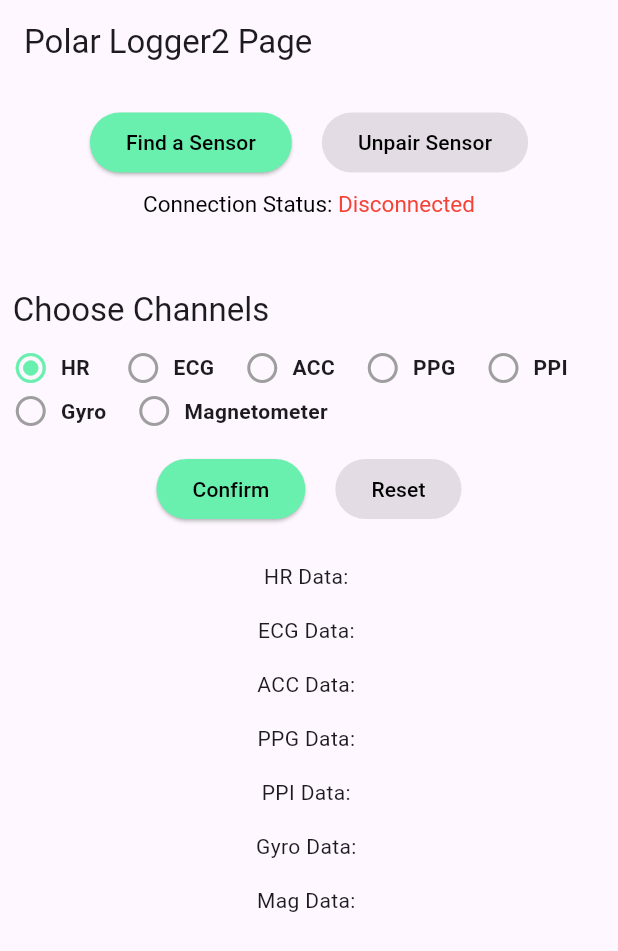
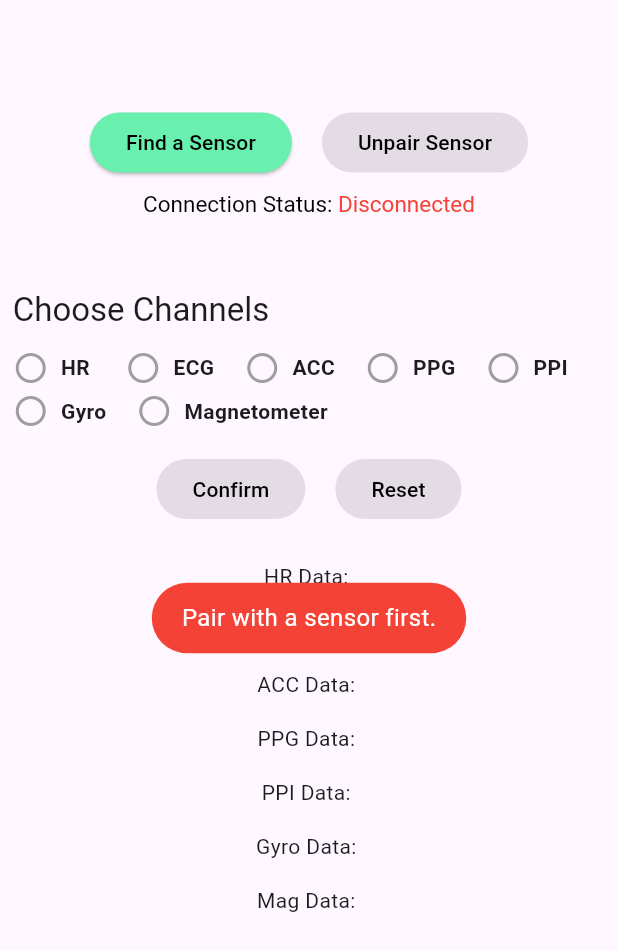
Before and after one commit to AttentiveHub/ppg_android, a Flutter app: the screen it shows after launch, after a tap on "HR", on a phone screen of 412 x 824 dp. Shown: the top 951 px of the screen. Run offline on Flutter 3.47's test engine with Material 3 defaults, Android fonts, the phone set to English and light mode, and no system bars; our stand-ins replace fluttertoast.

```diff
--- /dev/null
+++ b/lib/ChannelSelectionModel.dart
@@ -0,0 +1,17 @@
+import 'package:flutter/cupertino.dart';
+
+class ChannelSelectionModel extends ChangeNotifier {
+  List<String>? _selectedChannels;
+
+  List<String>? get selectedChannels => _selectedChannels;
+
+  void setSelectedChannels(List<String> channels) {
+    _selectedChannels = channels;
+    notifyListeners();
+  }
+
+  void resetChannels() {
+    _selectedChannels = null;
+    notifyListeners();
+  }
+}
--- a/lib/main.dart
+++ b/lib/main.dart
@@ -1,11 +1,24 @@
 import 'dart:async'; // Import async library for StreamController
+import 'dart:developer';
 
 import 'package:flutter/material.dart';
 import 'package:flutter/services.dart';
 import 'package:fluttertoast/fluttertoast.dart';
+import 'package:provider/provider.dart';
+
+import 'ChannelSelectionModel.dart';
+import 'dataPage.dart';
+import 'graphPage.dart';
 
 void main() {
-  runApp(const MyApp());
+  runApp(
+    ChangeNotifierProvider(
+      create: (context) => ChannelSelectionModel(),
+      child: const MyApp(),
+    ),
+  );
+
+  // runApp(const MyApp());
 }
 
 class MyApp extends StatelessWidget {
@@ -19,7 +32,7 @@
         primarySwatch: Colors.blue,
         primaryColor: Colors.green,
       ),
-      home: const MyHomePage(title: 'Polar Logger2 Page'),
+      home: const MyHomePage(title: '',),
     );
   }
 }
@@ -35,12 +48,12 @@
 class _MyHomePageState extends State<MyHomePage> {
   final MethodChannel platform = const MethodChannel('com.attentive_hub.polar_ppg');
   final StreamController<List<Map<String, String>>> _devicesStreamController = StreamController.broadcast();
-  List<Map<String, String>> _devices = [];
+  final List<Map<String, String>> _devices = [];
   String? _selectedDeviceId;
   String? _connectedDeviceId;
   String _connectionStatus = "Disconnected";
   final List<String> _channels = ['HR ', 'ECG', 'ACC', 'PPG', 'PPI', 'Gyro', 'Magnetometer'];
-  List<int> _selectedChannelIndices = [];
+  final List<int> _selectedChannelIndices = [];
   bool _channelsConfirmed = false; // Tracks whether the selection has been confirmed
   final int _maxChannels = 3;
   String hrData = '';
@@ -54,6 +67,7 @@
   @override
   void initState() {
     super.initState();
+    debugPrint("Setting up MethodChannel");
     platform.setMethodCallHandler((call) async {
       if (call.method == "onDeviceFound") {
         final String deviceId = call.arguments["deviceId"];
@@ -202,7 +216,7 @@
     return InkWell(
       onTap: () {
         // Check if the condition to allow interaction is met
-        if (!_channelsConfirmed && (isSelected || _selectedChannelIndices.length < _maxChannels)) {
+        if (!_channelsConfirmed && (isSelected || _selectedChannelIndices.length < _maxChannels) && _connectionStatus == "Connected") {
           setState(() {
             if (isSelected) {
               _selectedChannelIndices.remove(index);
@@ -210,6 +224,17 @@
               _selectedChannelIndices.add(index);
             }
           });
+        } else if(_connectionStatus != "Connected") {
+          // Show a warning message if the condition is not met
+          Fluttertoast.showToast(
+            msg: "Pair with a sensor first.",
+            toastLength: Toast.LENGTH_SHORT,
+            gravity: ToastGravity.CENTER,
+            timeInSecForIosWeb: 1,
+            backgroundColor: Colors.red,
+            textColor: Colors.white,
+            fontSize: 16.0,
+          );
         } else if(_channelsConfirmed) {
           // Show a warning message if the condition is not met
           Fluttertoast.showToast(
@@ -285,6 +310,7 @@
         ElevatedButton(
           onPressed: !_channelsConfirmed && _selectedChannelIndices.isNotEmpty ? () {
             final selectedChannels = _selectedChannelIndices.map((index) => _channels[index]).toList();
+            // Provider.of<ChannelSelectionModel>(context, listen: false).setSelectedChannels(selectedChannels);
             platform.invokeMethod('startListeningToChannels', selectedChannels);
             setState(() {
               _channelsConfirmed = true; // Confirm selection
@@ -301,6 +327,7 @@
         const SizedBox(width: 20), // Space between buttons
         ElevatedButton(
           onPressed: _channelsConfirmed ? () {
+            // Provider.of<ChannelSelectionModel>(context, listen: false).resetChannels();
             platform.invokeMethod('stopListeningToChannels');
             setState(() {
               _channelsConfirmed = false; // Reset confirmation
@@ -437,3 +464,48 @@
     _devicesStreamController.close(); // Close the stream controller to prevent memory leaks
   }
 }
+
+// New MainPage widget
+// class MainPage extends StatefulWidget {
+//   const MainPage({Key? key}) : super(key: key);
+//
+//   @override
+//   _MainPageState createState() => _MainPageState();
+// }
+//
+// class _MainPageState extends State<MainPage> {
+//   int _selectedIndex = 0;
+//
+//   final List<Widget> _pages = [
+//     const MyHomePage(title: 'Home'), // Assuming MyHomePage is your home page
+//     const DataPage(), // Create this widget for displaying data
+//     const GraphPage(), // Placeholder widget for future graph functionalities
+//   ];
+//
+//   void _onItemTapped(int index) {
+//     setState(() {
+//       _selectedIndex = index;
+//     });
+//   }
+//
+//   @override
+//   Widget build(BuildContext context) {
+//     return Scaffold(
+//       body: IndexedStack(
+//         index: _selectedIndex,
+//         children: _pages,
+//       ),
+//       bottomNavigationBar: BottomNavigationBar(
+//         items: const [
+//           BottomNavigationBarItem(icon: Icon(Icons.radio_button_checked), label: 'Configure'),
+//           BottomNavigationBarItem(icon: Icon(Icons.monitor_heart_outlined), label: 'Data'),
+//           BottomNavigationBarItem(icon: Icon(Icons.bar_chart), label: 'Graphs'),
+//         ],
+//         currentIndex: _selectedIndex,
+//         onTap: _onItemTapped,
+//         selectedItemColor: Colors.greenAccent,
+//         selectedLabelStyle: const TextStyle(fontWeight: FontWeight.bold),
+//       ),
+//     );
+//   }
+// }
--- a/pubspec.yaml
+++ b/pubspec.yaml
@@ -31,6 +31,7 @@
   flutter:
     sdk: flutter
   fluttertoast: ^8.2.4
+  provider: ^6.0.1
 
 
   # The following adds the Cupertino Icons font to your application.
```
Also changed, not shown: lib/dataPage.dart (added, +120 -0 lines), lib/graphPage.dart (added, +17 -0 lines), lib/ppg_data_page.dart (deleted, +0 -53 lines), 1 other file.
